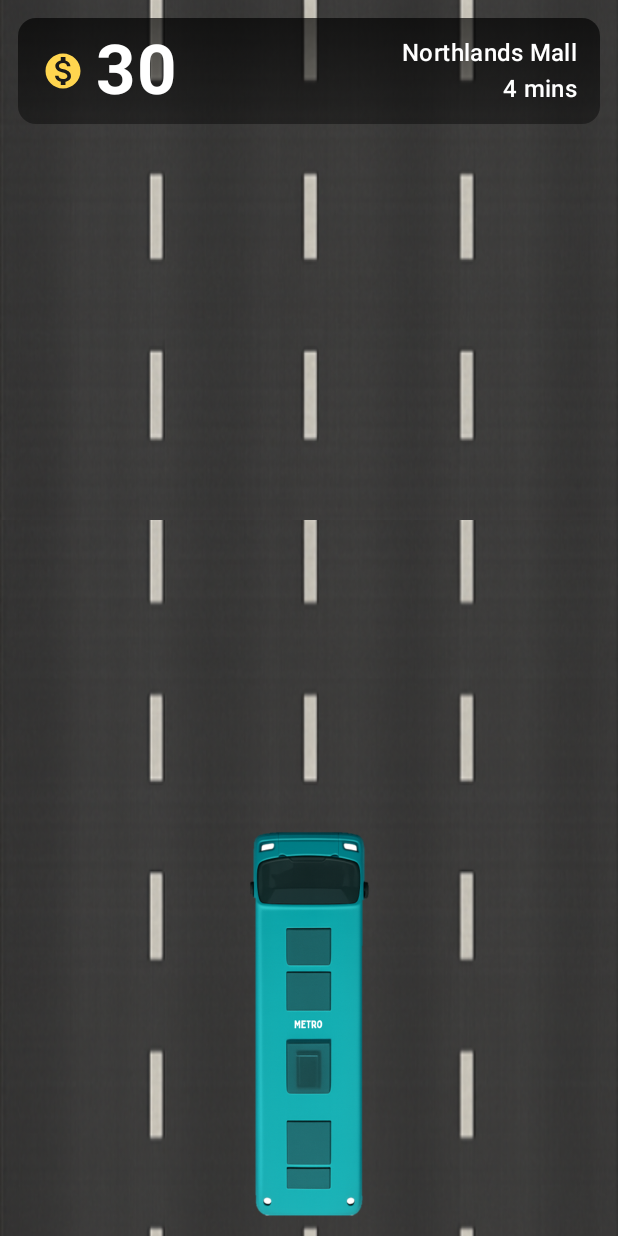
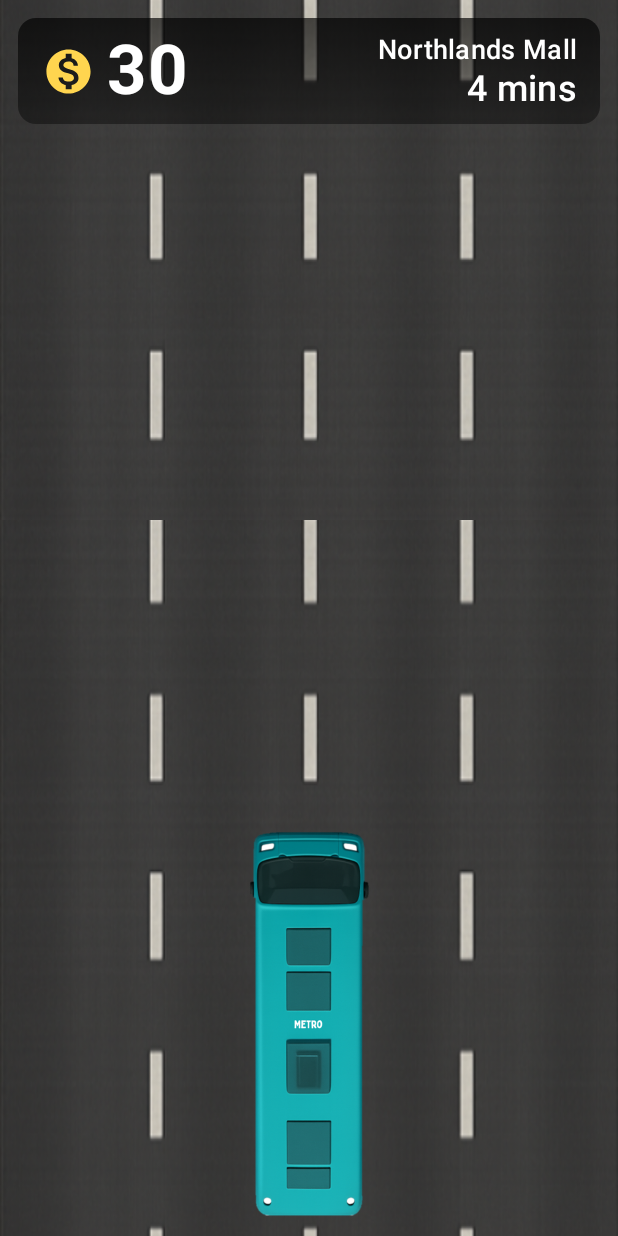
Before and after one commit to SaxySam/SENG303_A2_Bus_Buddy, an Android app built with Jetpack Compose: the screen it shows after launch (MainActivity), on a phone screen of 412 x 824 dp. Run offline under Robolectric (Android 15) with nearby library versions, the phone set to English and light mode, and no system bars.

Commit message:
Improved display of HUD - Made coin icon larger - Adjust bus info font size

```diff
--- a/app/src/main/java/nz/ac/canterbury/seng303/busbuddy/composables/HUD.kt
+++ b/app/src/main/java/nz/ac/canterbury/seng303/busbuddy/composables/HUD.kt
@@ -45,7 +45,7 @@ fun HUD(player: Player, nextStop: BusStop, modifier: Modifier = Modifier) {
                 imageVector = Icons.Filled.MonetizationOn,
                 contentDescription = "Score",
                 tint = Color(0xFFFFD54F),
-                modifier = Modifier.size(28.dp)
+                modifier = Modifier.size(35.dp)
             )
             Spacer(Modifier.width(8.dp))
             Text(
@@ -62,11 +62,13 @@ fun HUD(player: Player, nextStop: BusStop, modifier: Modifier = Modifier) {
             ) {
                 Text(
                     text = nextStop.name,
+                    fontSize = 18.sp,
                     style = MaterialTheme.typography.titleMedium.copy(color = Color.White),
                     textAlign = TextAlign.End
                 )
                 Text(
                     text = "${nextStop.etaMinutes} mins",
+                    fontSize = 24.sp,
                     style = MaterialTheme.typography.titleMedium.copy(color = Color.White),
                     textAlign = TextAlign.End
                 )
```
